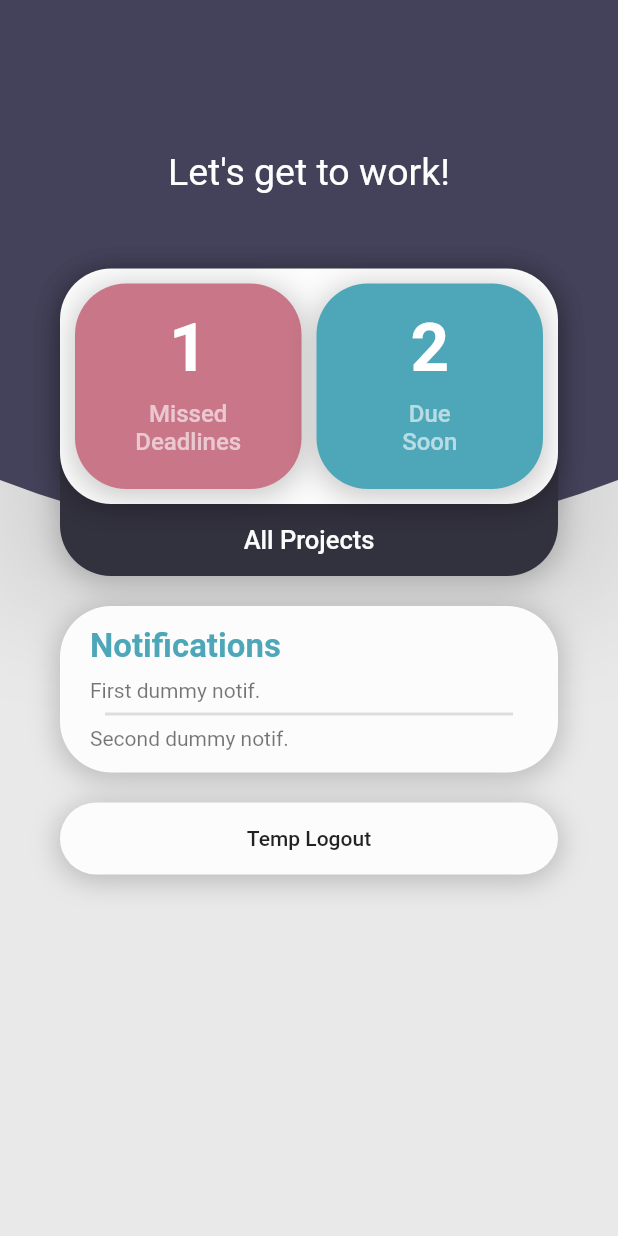
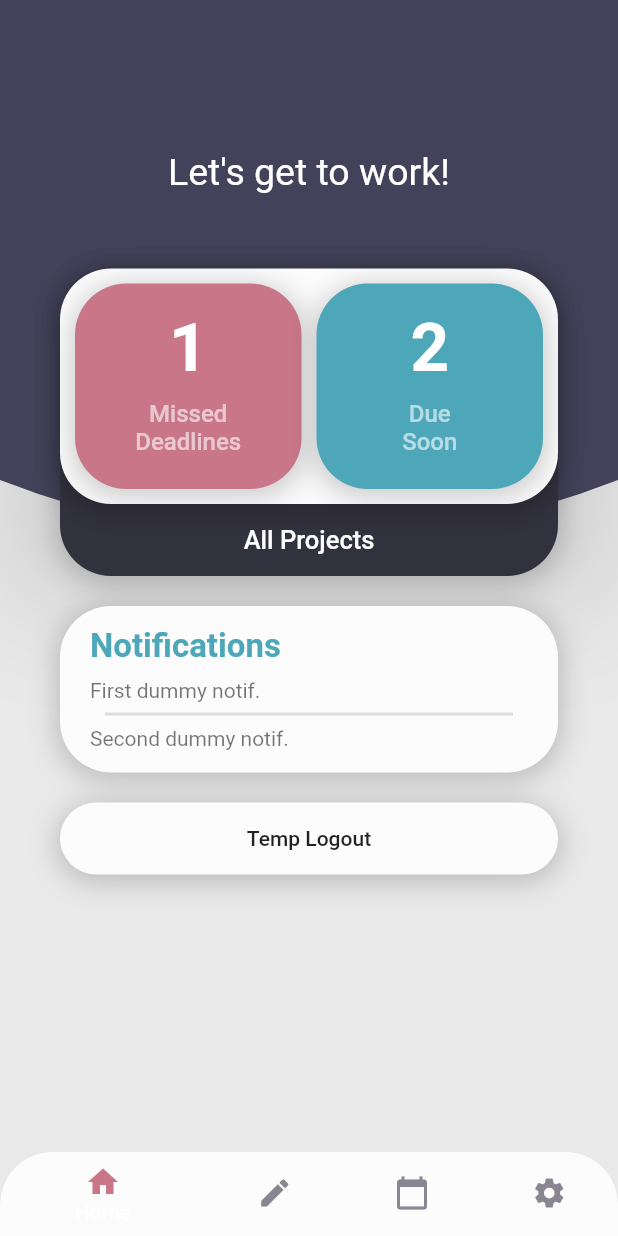
Before and after one commit to bdasgupta02/workly, a Flutter app: the screen it shows once a user with an empty profile is signed in, on a phone screen of 412 x 824 dp. Run offline on Flutter 3.47's test engine with Material 2 defaults, Android fonts, the phone set to English and light mode, and no system bars; our stand-ins replace firebase_auth; accounts and stored records are empty; Roboto replaces fonts that are missing (Khula); statements that could not run were skipped.

Commit message:
Re-routed landing page to the navigation bar wrapper

```diff
--- a/workly/lib/screens/landing_page.dart
+++ b/workly/lib/screens/landing_page.dart
@@ -2,6 +2,7 @@ import 'package:flutter/material.dart';
 import 'package:workly/screens/home.dart';
 import 'package:workly/screens/sign_in_page.dart';
 import 'package:workly/services/auth.dart';
+import 'package:workly/wrappers/navbar_wrapper.dart';
 
 class LandingPage extends StatelessWidget {
   final AuthBase auth;
@@ -22,7 +23,7 @@ class LandingPage extends StatelessWidget {
               auth: auth,
             );
           } else {
-            return Home(
+            return NavbarWrapper(
               auth: auth,
             );
           }
--- a/workly/lib/wrappers/navbar_wrapper.dart
+++ b/workly/lib/wrappers/navbar_wrapper.dart
@@ -2,12 +2,17 @@ import 'package:flutter/material.dart';
 import 'package:workly/screens/home.dart';
 import 'package:workly/screens/calendar.dart';
 import 'package:workly/screens/main_settings.dart';
+import 'package:workly/services/auth.dart';
 
 _NavbarWrapperState navState; //[Action] Better to use a Provider than a global variable to change this state externally.
 
 class NavbarWrapper extends StatefulWidget {
+  final AuthBase auth;
+  NavbarWrapper({this.auth});
+
   @override
   _NavbarWrapperState createState() {
+    _NavbarWrapperState.authentication = auth;
     navState = _NavbarWrapperState();
     return navState;
   }
@@ -16,8 +21,9 @@ class NavbarWrapper extends StatefulWidget {
 class _NavbarWrapperState extends State<NavbarWrapper> {
   static int _selectedPage = 0;
   var _pageController = PageController(initialPage: _selectedPage);
+  static AuthBase authentication;
   final _pageOptions = [
-    Home(),
+    Home(auth: authentication),
     Calendar(),
     Calendar(),
     MainSettings(),
```
